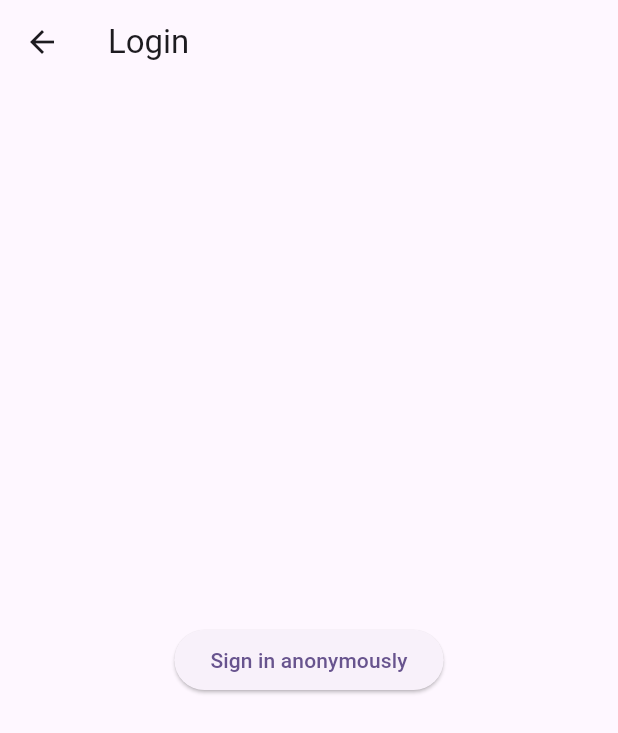
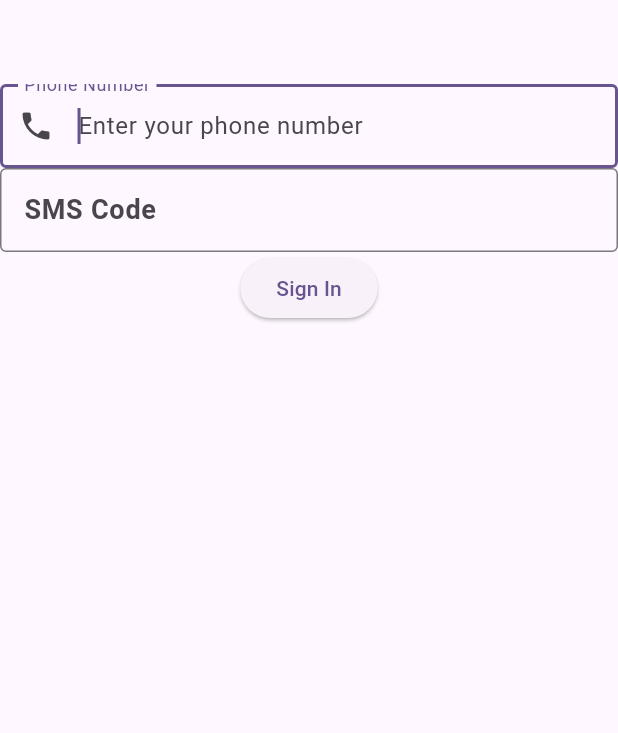
Before and after one commit to LeeGeonwoo22/flutterfirebase, a Flutter app: the LoginPage screen opened directly, on a phone screen of 412 x 824 dp. Shown: the top 733 px of the screen. Run offline on Flutter 3.47's test engine with Material 3 defaults, Android fonts, the phone set to English and light mode, and no system bars; our stand-ins replace firebase_auth, firebase_core; accounts and stored records are empty; network calls fail.

Commit message:
#1 commit

```diff
--- a/lib/screen/home.dart
+++ b/lib/screen/home.dart
@@ -1,34 +1,184 @@
 import 'package:flutter/material.dart';
-import 'package:firebase_core/firebase_core.dart';
 import 'package:firebase_auth/firebase_auth.dart';
-final FirebaseAuth _firebaseAuth = FirebaseAuth.instance;
 
-class LoginPage extends StatelessWidget {
+class LoginPage extends StatefulWidget {
+  LoginPage({Key? key}) : super(key: key);
+
   @override
+  State<LoginPage> createState() => _LoginPageState();
+}
+
+class _LoginPageState extends State<LoginPage> {
+  final TextEditingController _phoneController = TextEditingController();
+
+  final TextEditingController _smsCodeController = TextEditingController();
+
   Widget build(BuildContext context) {
     return Scaffold(
-      appBar: AppBar(
-        title: Text('Login'),
-      ),
+      appBar: AppBar(),
       body: Center(
-        child: ElevatedButton(
-          onPressed: () {
-            signInWithAnonymous();
-          },
-          child: Text('Sign in anonymously'),
+        child: Column(
+          children: [
+            loginForm(context),
+            smsCodeInput(),
+            button(),
+          ],
         ),
       ),
     );
   }
+
+  Widget button() {
+    return ElevatedButton(
+      onPressed: () {
+        signInPhone(); // signInPhone 함수 호출
+      },
+      child: Text('Sign In'),
+    );
+  }
+
+  @override
+  Widget loginForm(BuildContext context) {
+    return TextFormField(
+      controller: _phoneController,
+      autofocus: true,
+      keyboardType: TextInputType.phone,
+      decoration: InputDecoration(
+        labelText: 'Phone Number',
+        hintText: 'Enter your phone number',
+        prefixIcon: Icon(Icons.phone),
+        border: OutlineInputBorder(),
+      ),
+      validator: (value) {
+        if (value == null || value.isEmpty) {
+          return 'Please enter your phone number';
+        }
+        // Add any additional validation here if needed
+        return null;
+      },
+    );
+  }
+
+  TextFormField smsCodeInput() {
+    return TextFormField(
+      controller: _smsCodeController,
+      autofocus: true,
+      validator: (val) {
+        if (val!.isEmpty) {
+          return 'The input is empty.';
+        } else {
+          return null;
+        }
+      },
+      keyboardType: TextInputType.number,
+      decoration: const InputDecoration(
+        border: OutlineInputBorder(),
+        hintText: 'Input your sms code.',
+        labelText: 'SMS Code',
+        labelStyle: TextStyle(
+          fontSize: 18,
+          fontWeight: FontWeight.bold,
+        ),
+      ),
+    );
+  }
+
+  Future<void> signInPhone() async {
+    FirebaseAuth auth = FirebaseAuth.instance;
+    print(auth.verifyPhoneNumber);
+
+    try {
+      await FirebaseAuth.instance.verifyPhoneNumber(
+        phoneNumber: '+821022024671', // 올바른 형식으로 수정됨
+        verificationCompleted: (PhoneAuthCredential credential) async {
+          print('here');
+          print(credential);
+          await auth.signInWithCredential(credential);
+        },
+        verificationFailed: (FirebaseAuthException e) {
+          // 여기서 e.message를 출력합니다.
+          print(
+              'The verification failed for the following reason: ${e.message}');
+          if (e.code == 'invalid-phone-number') {
+            print('The provided phone number is not valid.');
+          } else {
+            // 에러 코드와 함께 더 상세한 에러 메시지를 출력합니다.
+            print('Error code: ${e.code}, Message: ${e.message}');
+          }
+        },
+        codeSent: (String verificationId, int? resendToken) async {
+          // 이 부분은 사용자 입력을 받은 후 처리해야 합니다.
+        },
+        codeAutoRetrievalTimeout: (String verificationId) {},
+
+        // await FirebaseAuth.instance.verifyPhoneNumber(
+        //   phoneNumber: '+821022024671',
+        //   verificationCompleted: (PhoneAuthCredential credential) {
+        //     print('complete');
+        //     print(credential);
+        //   },
+        //   verificationFailed: (FirebaseAuthException e) {
+        //     print(e);
+        //     if (e.code == 'invalid-phone-number') {
+        //       print('The provided phone number is not valid.');
+        //     }
+        //   },
+        //   codeSent: (String verificationId, int? resendToken) {},
+        //   codeAutoRetrievalTimeout: (String verificationId) {},
+      );
+      print('message sending');
+      // await FirebaseAuth.instance.verifyPhoneNumber(
+      //   phoneNumber: '+82 10 2202 4671', // 올바른 형식으로 수정됨
+      //   verificationCompleted: (PhoneAuthCredential credential) async {
+      //     await auth.signInWithCredential(credential);
+      //   },
+      //   verificationFailed: (FirebaseAuthException e) {
+      //     // 여기서 e.message를 출력합니다.
+      //     print(
+      //         'The verification failed for the following reason: ${e.message}');
+      //     if (e.code == 'invalid-phone-number') {
+      //       print('The provided phone number is not valid.');
+      //     } else {
+      //       // 에러 코드와 함께 더 상세한 에러 메시지를 출력합니다.
+      //       print('Error code: ${e.code}, Message: ${e.message}');
+      //     }
+      //   },
+      //   codeSent: (String verificationId, int? resendToken) async {
+      //     // 이 부분은 사용자 입력을 받은 후 처리해야 합니다.
+      //   },
+      //   codeAutoRetrievalTimeout: (String verificationId) {},
+    } catch (e) {
+      print('An error occurred during phone authentication: $e');
+    }
+  }
 }
 
-Future<void> signInWithAnonymous() async {
-  try {
-    UserCredential _credential = await _firebaseAuth.signInAnonymously();
-    if (_credential.user != null) {
-      print('Signed in anonymously with UID: ${_credential.user!.uid}');
-    }
-  } catch (e) {
-    print('Failed to sign in anonymously: $e');
-  }
-}
+// codeSent: (String verificationId, int? resendToken) async {
+// // 다이얼로그를 표시하여 사용자로부터 SMS 코드를 입력받습니다.
+// // 예시 코드는 다이얼로그 구현 방법을 간략하게 보여줍니다.
+// String? smsCode = await showDialog(
+// context: context, // context를 올바르게 참조해야 합니다.
+// builder: (context) => AlertDialog(
+// title: Text("Enter SMS Code"),
+// content: smsCodeInput(), // 여기에서 smsCodeInput() 호출
+// actions: [
+// TextButton(
+// child: Text("Confirm"),
+// onPressed: () {
+// Navigator.of(context).pop(_smsCodeController.text);
+// },
+// ),
+// ],
+// ),
+// );
+//
+// if (smsCode != null) {
+// PhoneAuthCredential credential = PhoneAuthProvider.credential(
+// verificationId: verificationId, smsCode: smsCode);
+// try {
+// await auth.signInWithCredential(credential);
+// } catch (e) {
+// print("Failed to sign in: $e");
+// }
+// }
+// },
```
Also changed, not shown: lib/main.dart (+4 -6 lines), lib/screen/login.dart (+45 -51 lines), 2 other files.
